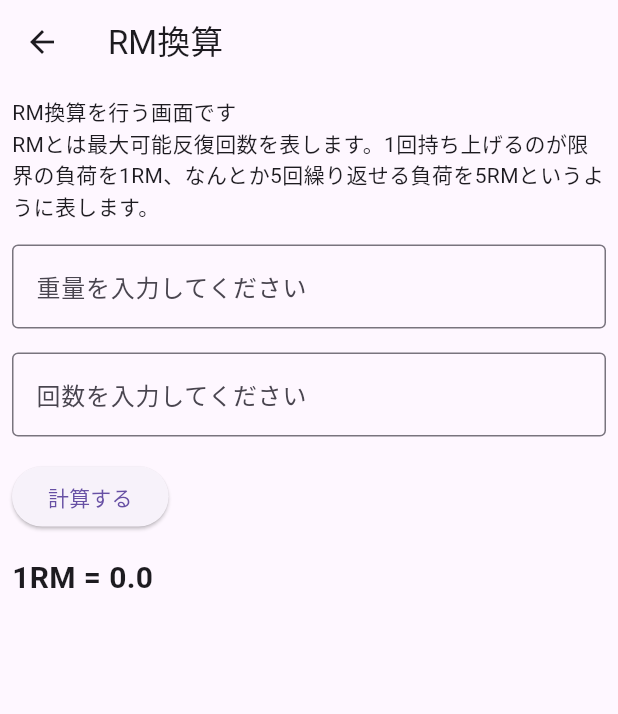
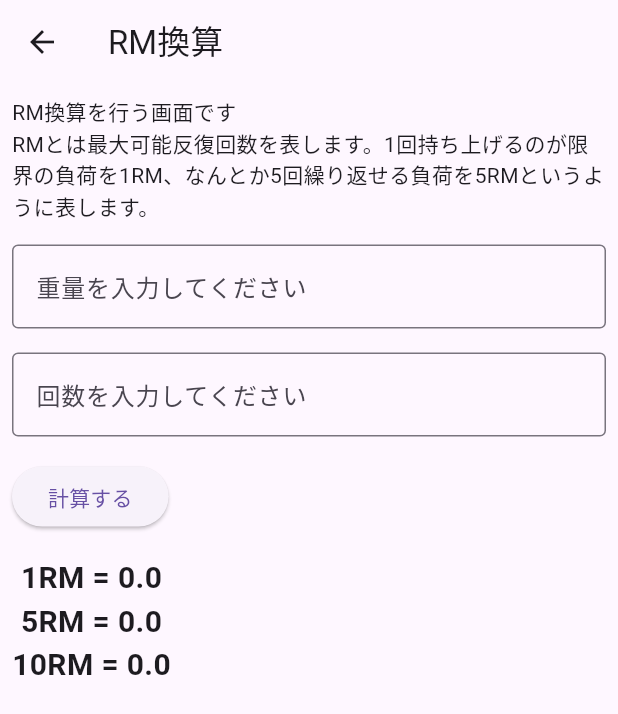
Before and after one commit to yudaitakeda/per, a Flutter app: the Rmstate screen opened directly, after a tap on "計算する", on a phone screen of 412 x 824 dp. Shown: the top 714 px of the screen. Run offline on Flutter 3.47's test engine with Material 3 defaults, Android fonts, the light colour scheme and no system bars; our stand-ins replace table_calendar.

Commit message:
feat:5RMと10RMの算出

```diff
--- a/lib/rm.dart
+++ b/lib/rm.dart
@@ -17,8 +17,9 @@ class _RmState extends State<Rmstate> {
   final TextEditingController _repsController = TextEditingController();
 
   // 計算結果を保持する変数
-  double? _result;
-
+  double? _result1;
+  double? _result5;
+  double? _result10;
   // ボタンが押されたときの処理
   void _calculate() {
     // 重量の入力を取得し、数値に変換。無効な場合は0を使用
@@ -27,7 +28,9 @@ class _RmState extends State<Rmstate> {
     final int reps = int.tryParse(_repsController.text) ?? 0;
     // 計算結果をセット
     setState(() {
-      _result = weight * reps / 40 + weight;
+      _result1 = weight * reps / 40 + weight;
+      _result5 = 0.85 * (weight * reps / 40 + weight);
+      _result10 = 0.75 * (weight * reps / 40 + weight);
     });
   }
 
@@ -83,13 +86,30 @@ class _RmState extends State<Rmstate> {
           // 計算結果の表示
           Padding(
             padding: const EdgeInsets.all(8.0),
-            child: Text(
-              '1RM = ${_result != null ? _result.toString() : ''}',
-              style: const TextStyle(
-                fontSize: 20.0,
-                fontWeight: FontWeight.bold,
+            child:
+                Column(mainAxisAlignment: MainAxisAlignment.center, children: [
+              Text(
+                '1RM = ${_result1 != null ? _result1.toString() : ''}',
+                style: const TextStyle(
+                  fontSize: 20.0,
+                  fontWeight: FontWeight.bold,
+                ),
               ),
-            ),
+              Text(
+                '5RM = ${_result5 != null ? _result5.toString() : ''}',
+                style: const TextStyle(
+                  fontSize: 20.0,
+                  fontWeight: FontWeight.bold,
+                ),
+              ),
+              Text(
+                '10RM = ${_result10 != null ? _result10.toString() : ''}',
+                style: const TextStyle(
+                  fontSize: 20.0,
+                  fontWeight: FontWeight.bold,
+                ),
+              ),
+            ]),
           ),
         ],
       ),
```
